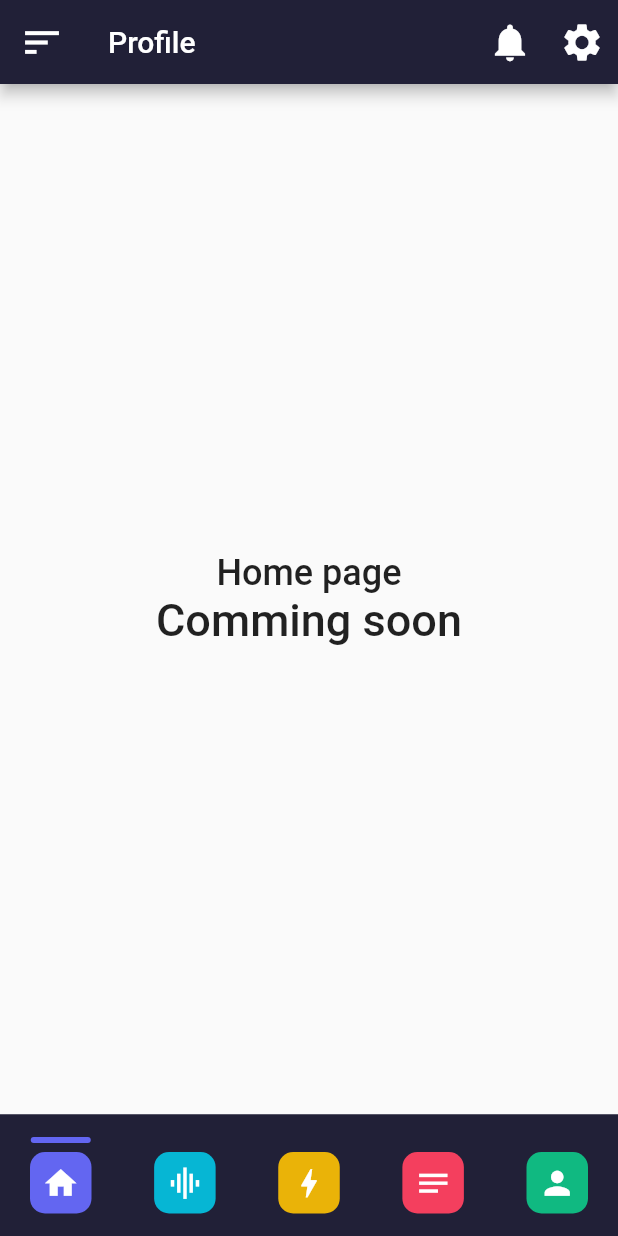
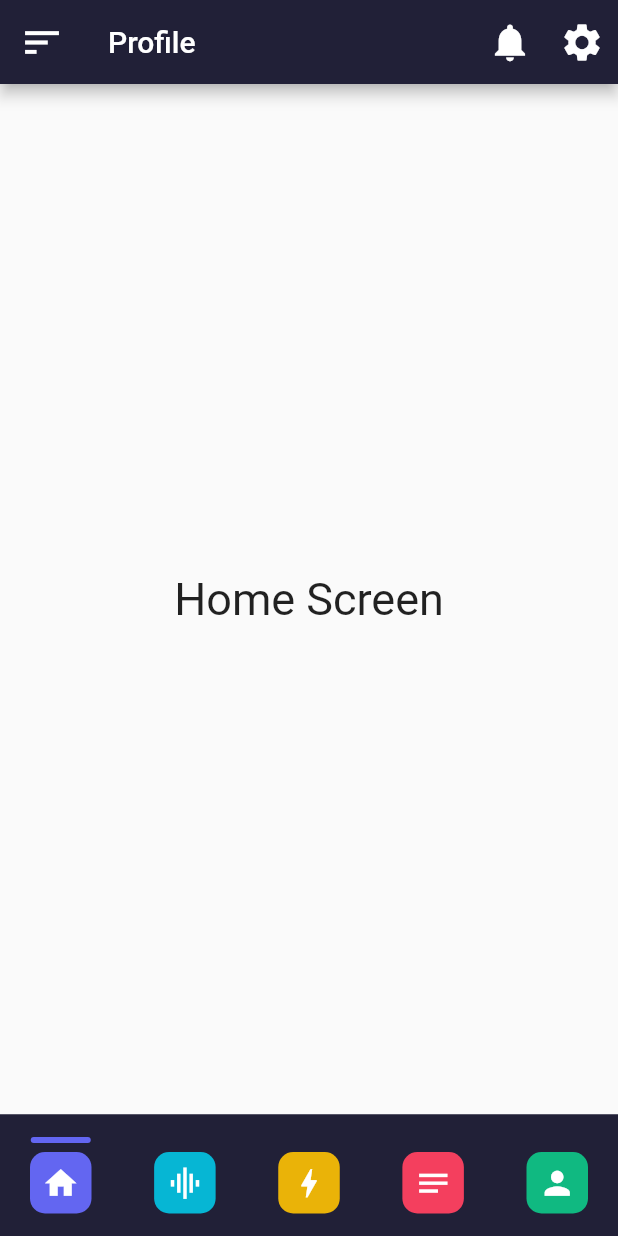
Before and after one commit to hacken08/TradingApp, a Flutter app: the screen it shows after launch, after a tap on the "sort" icon, after a tap on the "notifications" icon, on a phone screen of 412 x 824 dp. Run offline on Flutter 3.47's test engine with Material 2 defaults, Android fonts, the phone set to English and light mode, and no system bars; our stand-ins replace flutter_hooks, go_router, hooks_riverpod, liquid_swipe, lite_rolling_switch, shared_preferences and 1 more.

Commit message:
fixing design

```diff
--- a/lib/views/mains/home.dart
+++ b/lib/views/mains/home.dart
@@ -1,3 +1,5 @@
+
+
 import 'package:flutter/material.dart';
 import 'package:hooks_riverpod/hooks_riverpod.dart';
 
@@ -7,31 +9,17 @@ class HomePage extends HookConsumerWidget {
   @override
   Widget build(BuildContext context, WidgetRef ref) {
     return const Scaffold(
-      body: SafeArea(
-          child: Column(
-        crossAxisAlignment: CrossAxisAlignment.stretch,
-        mainAxisAlignment: MainAxisAlignment.center,
+      body: Column(mainAxisAlignment: MainAxisAlignment.center,
         children: [
           Center(
-            child: Text(
-              "Home page",
+            child: Text("Home Screen",
               style: TextStyle(
-                fontSize: 24,
-                fontWeight: FontWeight.w500,
+                fontSize: 30,
               ),
             ),
-          ),
-          Center(
-            child: Text(
-              "Comming soon",
-              style: TextStyle(
-                fontSize: 30,
-                fontWeight: FontWeight.w500,
-              ),
-            ),
-          ),
+          )
         ],
-      )),
+      )
     );
   }
 }
```
Also changed, not shown: lib/components/List View.dart (+9 -3 lines), lib/views/mains/account.dart (+52 -33 lines), assets/images/drawerbg.jpg (deleted), lib/views/error.dart (line endings or trailing spaces).
